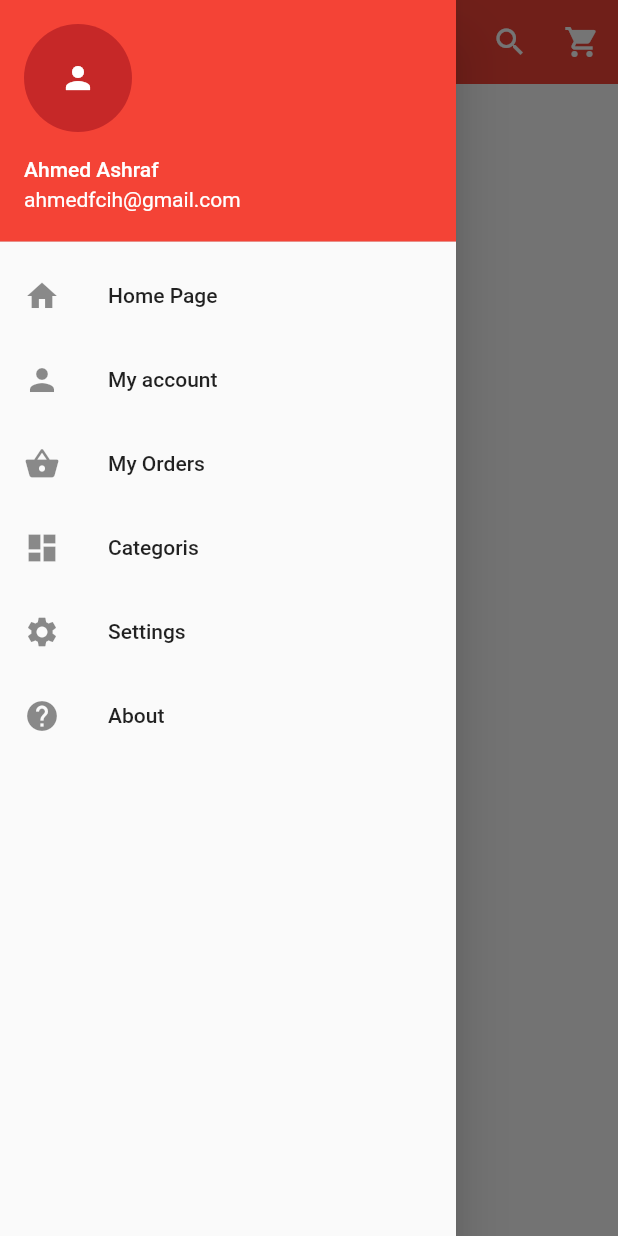
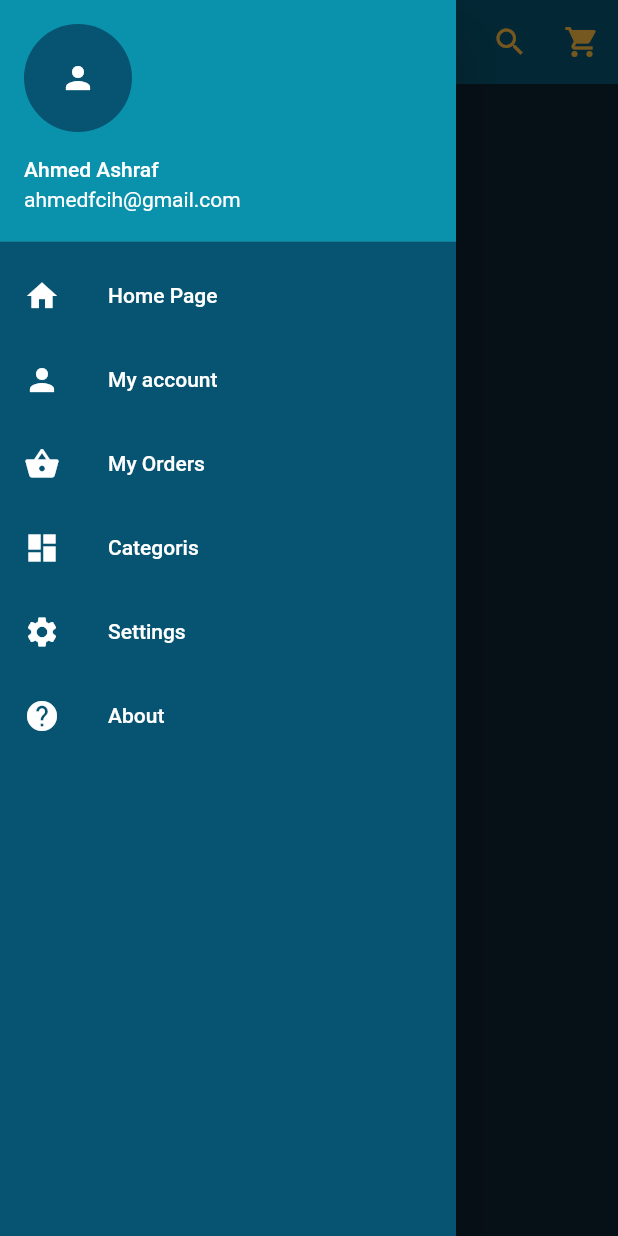
Before and after one commit to ahmedashraffcih/Flutter-Shopping-App, a Flutter app: the screen it shows after launch, with the side drawer open, on a phone screen of 412 x 824 dp. Run offline on Flutter 3.47's test engine with Material 2 defaults, Android fonts, the phone set to English and light mode, and no system bars.

Commit message:
Setup Theme

```diff
--- /dev/null
+++ b/lib/Constants.dart
@@ -0,0 +1,6 @@
+import 'package:flutter/material.dart';
+
+const KPrimaryDarkColor = Color(0xFF0c2233);
+const KSubDarkColor = Color(0xFF065471);
+const KBoxColor = Color(0xFF0a91ab);
+const KPrimaryBrightColor = Color(0xFFffc045);
--- /dev/null
+++ b/lib/Home_Page.dart
@@ -0,0 +1,58 @@
+import 'package:flutter/material.dart';
+import 'Reuseable_Inkwell.dart';
+import 'package:flutter_shopping_app/Icon_Buttons.dart';
+import 'Constants.dart';
+
+
+class HomePage extends StatefulWidget {
+  @override
+  _HomePageState createState() => _HomePageState();
+}
+
+class _HomePageState extends State<HomePage> {
+  @override
+  Widget build(BuildContext context) {
+    return Scaffold(
+      appBar: new AppBar(
+        iconTheme: new IconThemeData(color: KPrimaryBrightColor),
+        elevation: 0.1,
+        title: Text('Shopping App'),
+        actions: <Widget>[
+          Icon_Buttons(icon: Icons.search,Button_color: KPrimaryBrightColor,),
+          Icon_Buttons(icon: Icons.shopping_cart,Button_color: KPrimaryBrightColor,)
+        ],
+      ),
+
+      drawer: new Drawer(
+        child: Container(
+          color: KSubDarkColor,
+          child: new ListView(
+            children: <Widget>[
+//            header
+              new UserAccountsDrawerHeader(
+                accountName: Text('Ahmed Ashraf'),
+                accountEmail: Text('ahmedfcih@gmail.com'),
+                currentAccountPicture: GestureDetector(
+                  child: new CircleAvatar(
+                    backgroundColor: KSubDarkColor,
+                    child: Icon(Icons.person, color: Colors.white,),
+                  ),
+                ),
+                decoration: new BoxDecoration(
+                    color: KBoxColor,
+                ),
+              ),
+//            body
+              Reuseable_Inkwell(InkTitle: 'Home Page',icon: Icons.home,),
+              Reuseable_Inkwell(InkTitle: 'My account',icon: Icons.person,),
+              Reuseable_Inkwell(InkTitle: 'My Orders',icon: Icons.shopping_basket,),
+              Reuseable_Inkwell(InkTitle: 'Categoris',icon: Icons.dashboard,),
+              Reuseable_Inkwell(InkTitle: 'Settings',icon: Icons.settings,),
+              Reuseable_Inkwell(InkTitle: 'About',icon: Icons.help,),
+            ],
+          ),
+        ),
+      ),
+    );
+  }
+}
--- /dev/null
+++ b/lib/Icon_Buttons.dart
@@ -0,0 +1,18 @@
+import 'package:flutter/material.dart';
+class Icon_Buttons extends StatelessWidget {
+  Icon_Buttons({this.icon,this.Button_color,this.OnPress});
+
+  final Color Button_color;
+  final IconData icon;
+  final Function OnPress;
+
+  @override
+  Widget build(BuildContext context) {
+    return new IconButton(
+        icon: Icon(
+          icon,
+          color: Button_color,
+        ),
+        onPressed: OnPress);
+  }
+}
--- a/lib/Reuseable_Inkwell.dart
+++ b/lib/Reuseable_Inkwell.dart
@@ -2,11 +2,12 @@ import 'package:flutter/material.dart';
 
 class Reuseable_Inkwell extends StatelessWidget {
 
-  Reuseable_Inkwell({this.InkTitle,this.OnPress,this.icon});
+  Reuseable_Inkwell({this.InkTitle,this.OnPress,this.icon,this.iconColor});
 
   final String InkTitle;
   final Function OnPress;
   final IconData icon;
+  final Color iconColor;
 
   @override
   Widget build(BuildContext context) {
@@ -14,7 +15,7 @@ class Reuseable_Inkwell extends StatelessWidget {
       onTap: OnPress,
       child: ListTile(
         title: Text(InkTitle),
-        leading: Icon(icon),
+        leading: Icon(icon,color:iconColor,),
       ),
     );
   }
--- a/lib/main.dart
+++ b/lib/main.dart
@@ -1,68 +1,21 @@
 import 'package:flutter/material.dart';
-import 'Reuseable_Inkwell.dart';
+import 'Home_Page.dart';
+import 'Constants.dart';
 
-void main() {
-  runApp(MaterialApp(
-    debugShowCheckedModeBanner: false,
-    home: HomePage(),
-  ));
-}
+void main() => runApp(Ecommerce());
 
-class HomePage extends StatefulWidget {
-  @override
-  _HomePageState createState() => _HomePageState();
-}
-
-class _HomePageState extends State<HomePage> {
+class Ecommerce extends StatelessWidget {
   @override
   Widget build(BuildContext context) {
-    return Scaffold(
-      appBar: new AppBar(
-        elevation: 0.1,
-        backgroundColor: Colors.red,
-        title: Text('Shopping App'),
-        actions: <Widget>[
-          new IconButton(
-              icon: Icon(
-                Icons.search,
-                color: Colors.white,
-              ),
-              onPressed: () {}),
-          new IconButton(
-              icon: Icon(
-                Icons.shopping_cart,
-                color: Colors.white,
-              ),
-              onPressed: () {})
-        ],
-      ),
-      drawer: new Drawer(
-        child: new ListView(
-          children: <Widget>[
-//            header
-            new UserAccountsDrawerHeader(
-              accountName: Text('Ahmed Ashraf'),
-              accountEmail: Text('ahmedfcih@gmail.com'),
-              currentAccountPicture: GestureDetector(
-                child: new CircleAvatar(
-                  backgroundColor: Colors.red.shade800,
-                  child: Icon(Icons.person, color: Colors.white,),
-                ),
-              ),
-              decoration: new BoxDecoration(
-                  color: Colors.red
-              ),
-            ),
-//            body
-            Reuseable_Inkwell(InkTitle: 'Home Page',icon: Icons.home,),
-            Reuseable_Inkwell(InkTitle: 'My account',icon: Icons.person,),
-            Reuseable_Inkwell(InkTitle: 'My Orders',icon: Icons.shopping_basket,),
-            Reuseable_Inkwell(InkTitle: 'Categoris',icon: Icons.dashboard,),
-            Reuseable_Inkwell(InkTitle: 'Settings',icon: Icons.settings,),
-            Reuseable_Inkwell(InkTitle: 'About',icon: Icons.help,),
-          ],
+    return MaterialApp(
+      theme: ThemeData.dark().copyWith(
+        primaryColor: KSubDarkColor,
+        scaffoldBackgroundColor: KPrimaryDarkColor,
+        textTheme: TextTheme(
+          body1: TextStyle(),
         ),
       ),
+      home: HomePage(),
     );
   }
 }
```
